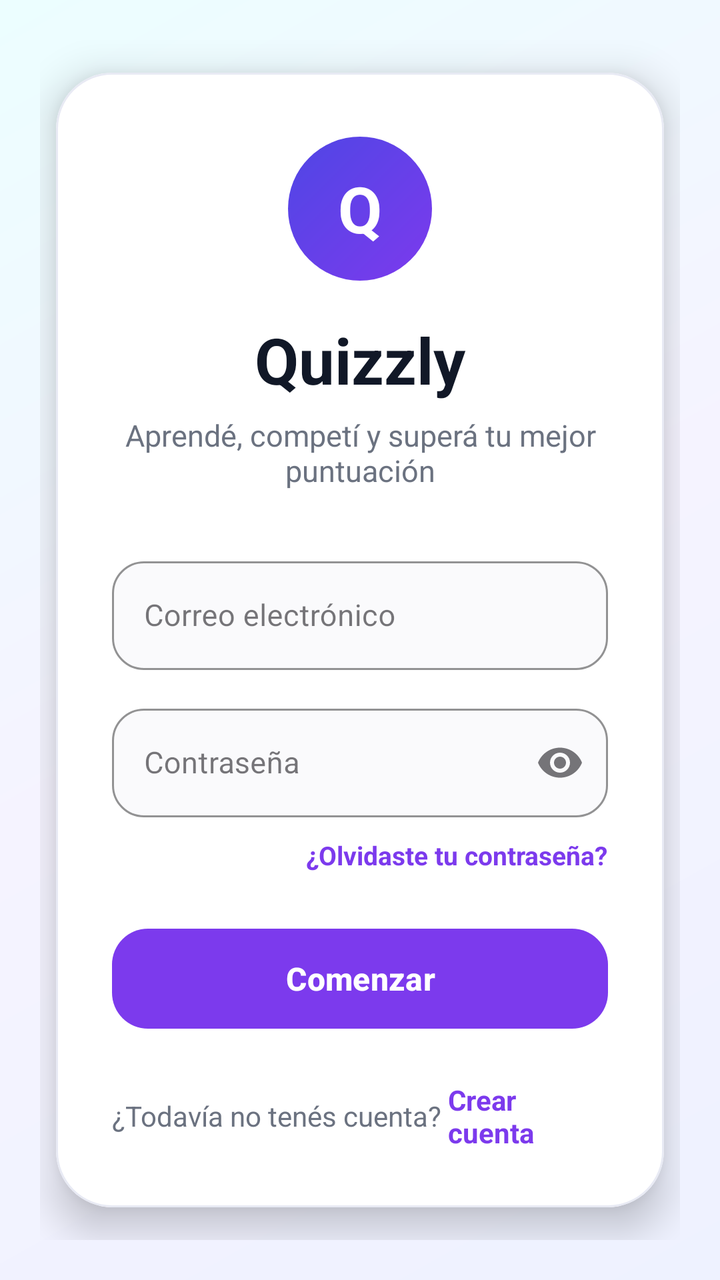
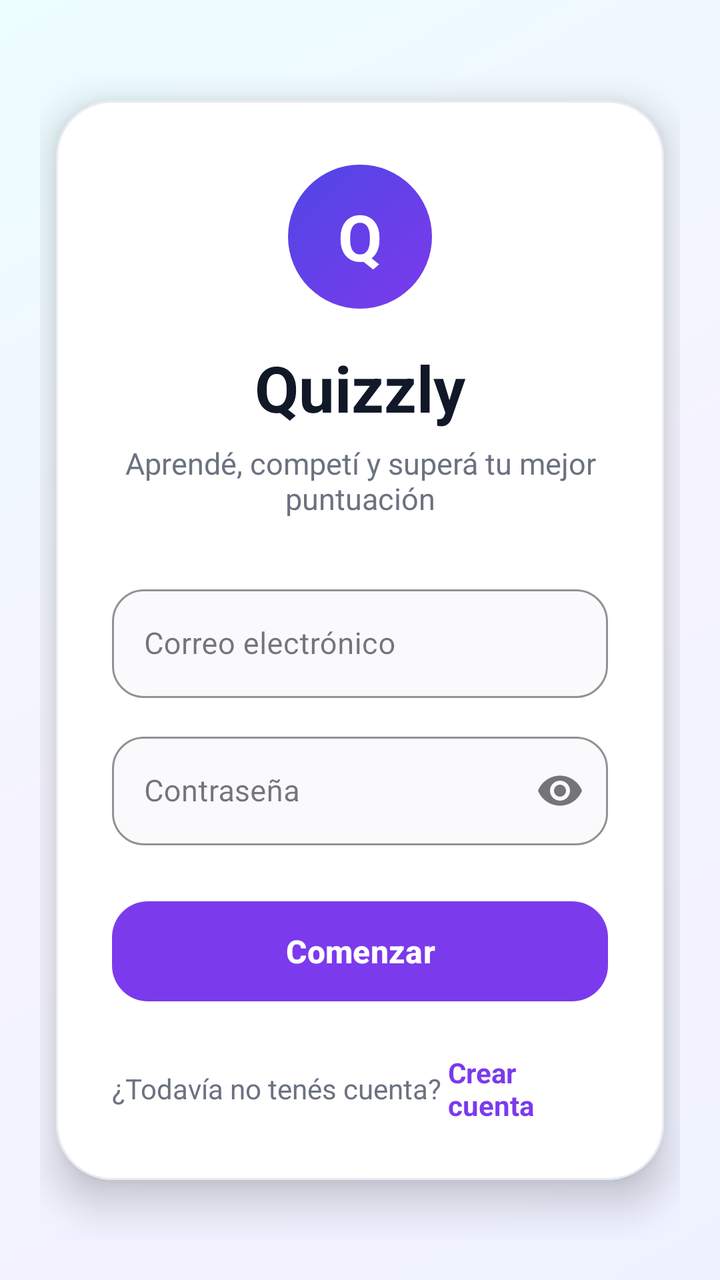

Before-and-after screenshots of an Android layout around one commit, followed by the original layout XML and the change that was made.
<!-- AndroidManifest.xml: application theme Theme.Quizzly -->
<!-- res/layout/activity_main.xml -->
<?xml version="1.0" encoding="utf-8"?>
<androidx.constraintlayout.widget.ConstraintLayout
    xmlns:android="http://schemas.android.com/apk/res/android"
    xmlns:app="http://schemas.android.com/apk/res-auto"
    xmlns:tools="http://schemas.android.com/tools"
    android:id="@+id/main"
    android:layout_width="match_parent"
    android:layout_height="match_parent"
    android:background="@drawable/bg_login_gradient"
    android:padding="20dp"
    tools:context=".MainActivity">

    <com.google.android.material.card.MaterialCardView
        android:id="@+id/loginCard"
        android:layout_width="0dp"
        android:layout_height="wrap_content"
        android:layout_marginStart="8dp"
        android:layout_marginEnd="8dp"
        app:cardBackgroundColor="#FFFFFF"
        app:cardCornerRadius="28dp"
        app:cardElevation="12dp"
        app:strokeColor="#E8EAF4"
        app:strokeWidth="1dp"
        app:layout_constraintTop_toTopOf="parent"
        app:layout_constraintBottom_toBottomOf="parent"
        app:layout_constraintStart_toStartOf="parent"
        app:layout_constraintEnd_toEndOf="parent">

        <LinearLayout
            android:layout_width="match_parent"
            android:layout_height="wrap_content"
            android:orientation="vertical"
            android:paddingStart="28dp"
            android:paddingTop="32dp"
            android:paddingEnd="28dp"
            android:paddingBottom="28dp">

            <TextView
                android:id="@+id/tvBrandBadge"
                android:layout_width="72dp"
                android:layout_height="72dp"
                android:layout_gravity="center_horizontal"
                android:gravity="center"
                android:background="@drawable/bg_logo_circle"
                android:text="Q"
                android:textColor="#FFFFFF"
                android:textSize="32sp"
                android:textStyle="bold" />

            <TextView
                android:id="@+id/tvTitle"
                android:layout_width="match_parent"
                android:layout_height="wrap_content"
                android:layout_marginTop="18dp"
                android:gravity="center"
                android:text="Quizzly"
                android:textColor="#111827"
                android:textSize="32sp"
                android:textStyle="bold" />

            <TextView
                android:id="@+id/tvSubtitle"
                android:layout_width="match_parent"
                android:layout_height="wrap_content"
                android:layout_marginTop="6dp"
                android:gravity="center"
                android:text="Aprendé, competí y superá tu mejor puntuación"
                android:textColor="#6B7280"
                android:textSize="15sp" />

            <com.google.android.material.textfield.TextInputLayout
                android:id="@+id/emailLayout"
                style="@style/Widget.MaterialComponents.TextInputLayout.OutlinedBox"
                android:layout_width="match_parent"
                android:layout_height="wrap_content"
                android:layout_marginTop="30dp"
                android:hint="Correo electrónico"
                app:boxBackgroundColor="#FAFAFC"
                app:boxCornerRadiusBottomEnd="16dp"
                app:boxCornerRadiusBottomStart="16dp"
                app:boxCornerRadiusTopEnd="16dp"
                app:boxCornerRadiusTopStart="16dp"
                app:boxStrokeColor="#7C3AED"
                app:hintTextColor="#6B7280">

                <com.google.android.material.textfield.TextInputEditText
                    android:id="@+id/etEmail"
                    android:layout_width="match_parent"
                    android:layout_height="wrap_content"
                    android:inputType="textEmailAddress"
                    android:singleLine="true"
                    android:textColor="#111827"
                    android:textSize="15sp" />

            </com.google.android.material.textfield.TextInputLayout>

            <com.google.android.material.textfield.TextInputLayout
                android:id="@+id/passwordLayout"
                style="@style/Widget.MaterialComponents.TextInputLayout.OutlinedBox"
                android:layout_width="match_parent"
                android:layout_height="wrap_content"
                android:layout_marginTop="14dp"
                android:hint="Contraseña"
                app:boxBackgroundColor="#FAFAFC"
                app:boxCornerRadiusBottomEnd="16dp"
                app:boxCornerRadiusBottomStart="16dp"
                app:boxCornerRadiusTopEnd="16dp"
                app:boxCornerRadiusTopStart="16dp"
                app:boxStrokeColor="#7C3AED"
                app:endIconMode="password_toggle"
                app:hintTextColor="#6B7280">

                <com.google.android.material.textfield.TextInputEditText
                    android:id="@+id/etPassword"
                    android:layout_width="match_parent"
                    android:layout_height="wrap_content"
                    android:inputType="textPassword"
                    android:singleLine="true"
                    android:textColor="#111827"
                    android:textSize="15sp" />

            </com.google.android.material.textfield.TextInputLayout>

            <TextView
                android:id="@+id/tvForgotPassword"
                android:layout_width="wrap_content"
                android:layout_height="wrap_content"
                android:layout_gravity="end"
                android:layout_marginTop="10dp"
                android:text="¿Olvidaste tu contraseña?"
                android:textColor="#7C3AED"
                android:textSize="13sp"
                android:textStyle="bold" />

            <com.google.android.material.button.MaterialButton
                android:id="@+id/btnLogin"
                android:layout_width="match_parent"
                android:layout_height="58dp"
                android:layout_marginTop="24dp"
                android:text="Comenzar"
                android:textAllCaps="false"
                android:textColor="#FFFFFF"
                android:textSize="16sp"
                android:textStyle="bold"
                app:backgroundTint="#7C3AED"
                app:cornerRadius="18dp"
                app:rippleColor="#A78BFA" />

            <LinearLayout
                android:layout_width="match_parent"
                android:layout_height="wrap_content"
                android:layout_marginTop="22dp"
                android:gravity="center"
                android:orientation="horizontal">

                <TextView
                    android:layout_width="wrap_content"
                    android:layout_height="wrap_content"
                    android:text="¿Todavía no tenés cuenta? "
                    android:textColor="#6B7280"
                    android:textSize="14sp" />

                <TextView
                    android:id="@+id/tvRegister"
                    android:layout_width="wrap_content"
                    android:layout_height="wrap_content"
                    android:text="Crear cuenta"
                    android:textColor="#7C3AED"
                    android:textSize="14sp"
                    android:textStyle="bold" />

            </LinearLayout>

        </LinearLayout>

    </com.google.android.material.card.MaterialCardView>

</androidx.constraintlayout.widget.ConstraintLayout>
<!-- resources referenced by this layout -->
<resources>
  <!-- drawable bg_login_gradient (drawable) -->
  <?xml version="1.0" encoding="utf-8"?>
  <shape xmlns:android="http://schemas.android.com/apk/res/android">
      <gradient
          android:angle="135"
          android:startColor="#EEF2FF"
          android:centerColor="#F5F3FF"
          android:endColor="#ECFEFF" />
  </shape>
  <!-- drawable bg_logo_circle (drawable) -->
  <?xml version="1.0" encoding="utf-8"?>
  <shape xmlns:android="http://schemas.android.com/apk/res/android"
      android:shape="oval">
  
      <gradient
          android:angle="135"
          android:startColor="#7C3AED"
          android:endColor="#4F46E5" />
  
  </shape>
  <style name="Theme.Quizzly" parent="Base.Theme.Quizzly" />
  <style name="Base.Theme.Quizzly" parent="Theme.Material3.Light.NoActionBar" />
</resources>

<!-- the commit's change to res/layout/activity_main.xml (unified diff, before → after) -->
@@ -121,17 +121,6 @@
 
             </com.google.android.material.textfield.TextInputLayout>
 
-            <TextView
-                android:id="@+id/tvForgotPassword"
-                android:layout_width="wrap_content"
-                android:layout_height="wrap_content"
-                android:layout_gravity="end"
-                android:layout_marginTop="10dp"
-                android:text="¿Olvidaste tu contraseña?"
-                android:textColor="#7C3AED"
-                android:textSize="13sp"
-                android:textStyle="bold" />
-
             <com.google.android.material.button.MaterialButton
                 android:id="@+id/btnLogin"
                 android:layout_width="match_parent"
